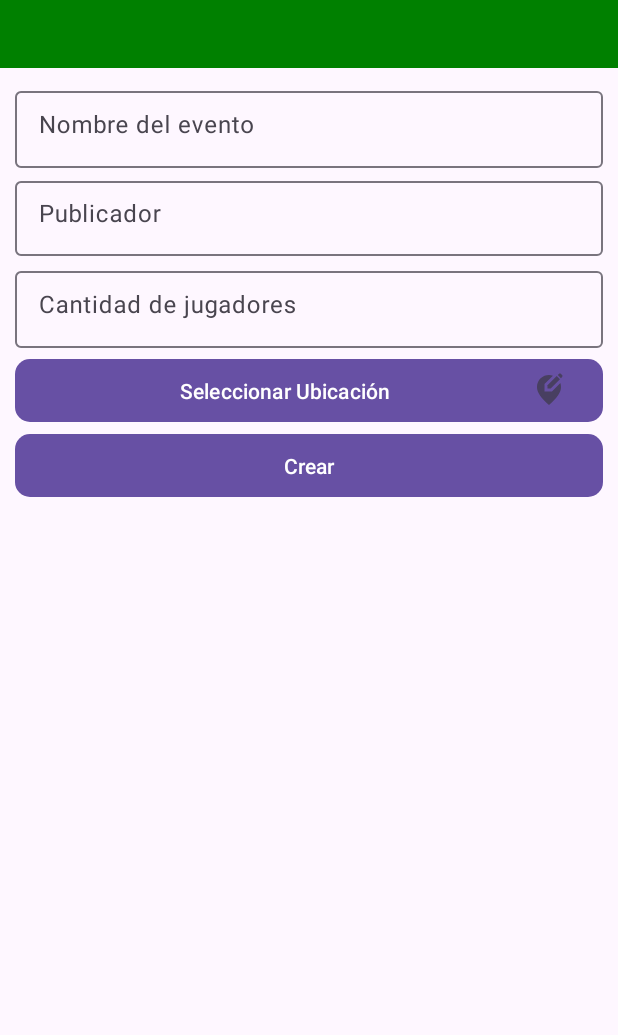
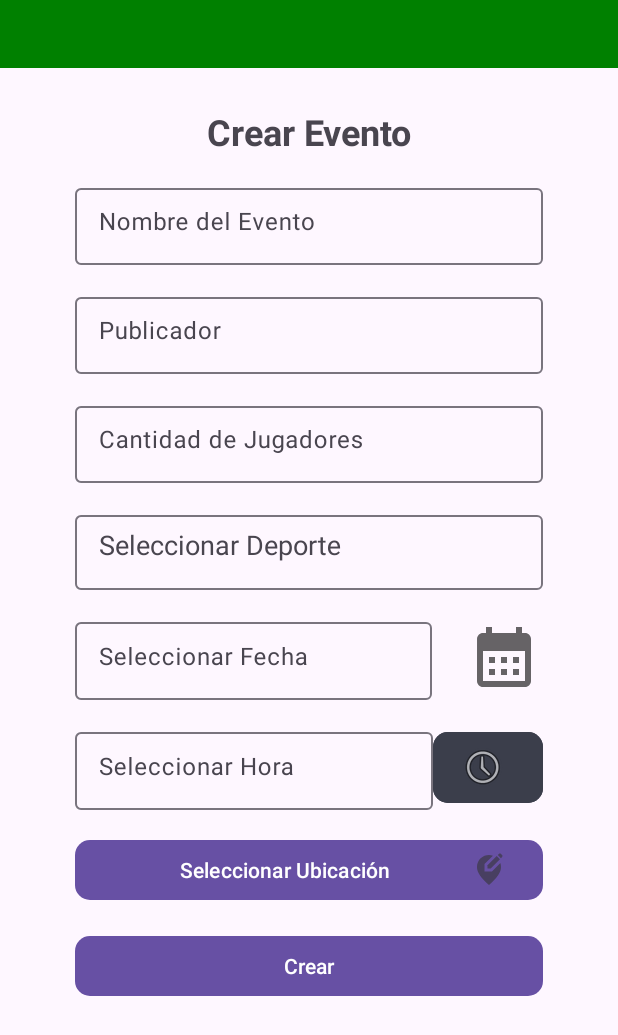
Before and after one commit to RodrigoPersoglia/PlayNow, an Android app: the PublisherMain screen opened directly, with no data from a screen before it, after a tap on "Crear Evento", on a phone screen of 412 x 824 dp. Shown: the top 1035 px of the screen. Run offline under Robolectric (Android 15) with nearby library versions, the phone set to English and light mode, and no system bars; our stand-ins replace Firebase (no records; nobody signed in at launch, a user with empty details on screens opened directly).

Commit message:
agregar campos deporte, fecha y hora

```diff
--- a/app/build.gradle.kts
+++ b/app/build.gradle.kts
@@ -44,6 +44,11 @@ dependencies {
     implementation("com.google.firebase:firebase-database:20.3.0")
     implementation("com.google.android.gms:play-services-maps:18.2.0")
     implementation ("com.google.android.gms:play-services-maps:18.0.0")
+
+    implementation ("com.google.android.material:material:1.4.0")
+    implementation("com.google.android.material:material:1.5.0")
+    implementation("androidx.constraintlayout:constraintlayout:2.1.2")
+
     testImplementation("junit:junit:4.13.2")
     androidTestImplementation("androidx.test.ext:junit:1.1.5")
     androidTestImplementation("androidx.test.espresso:espresso-core:3.5.1")
--- /dev/null
+++ b/app/src/main/res/drawable-anydpi/ic_calendary.xml
@@ -0,0 +1,11 @@
+<vector xmlns:android="http://schemas.android.com/apk/res/android"
+    android:width="24dp"
+    android:height="24dp"
+    android:viewportWidth="24"
+    android:viewportHeight="24"
+    android:tint="#333333"
+    android:alpha="0.6">
+  <path
+      android:fillColor="@android:color/white"
+      android:pathData="M19,4h-1V2h-2v2H8V2H6v2H5C3.89,4 3.01,4.9 3.01,6L3,20c0,1.1 0.89,2 2,2h14c1.1,0 2,-0.9 2,-2V6C21,4.9 20.1,4 19,4zM19,20H5V10h14V20zM9,14H7v-2h2V14zM13,14h-2v-2h2V14zM17,14h-2v-2h2V14zM9,18H7v-2h2V18zM13,18h-2v-2h2V18zM17,18h-2v-2h2V18z"/>
+</vector>
--- /dev/null
+++ b/app/src/main/res/drawable/textbackground.xml
@@ -0,0 +1,6 @@
+<?xml version="1.0" encoding="utf-8"?>
+<shape xmlns:android="http://schemas.android.com/apk/res/android">
+    <solid android:color="#FFFFFF" /> <!-- Color de fondo -->
+    <stroke android:width="1dp" android:color="#B0B0B0" /> <!-- Borde -->
+    <corners android:radius="4dp" />
+</shape>
--- a/app/src/main/res/layout/create_event.xml
+++ b/app/src/main/res/layout/create_event.xml
@@ -5,13 +5,31 @@
     android:layout_width="match_parent"
     android:layout_height="match_parent"
     android:orientation="vertical"
+    android:paddingStart="16dp"
+    android:paddingEnd="16dp"
+    android:layout_gravity="center"
     tools:context=".MainActivity">
+
+    <TextView
+        android:layout_width="match_parent"
+        android:layout_height="wrap_content"
+        android:text="Crear Evento"
+        android:textSize="24sp"
+        android:textStyle="bold"
+        android:gravity="center"
+        android:layout_marginTop="16dp" />
+
+    <View
+        android:layout_width="match_parent"
+        android:layout_height="16dp" />
 
     <com.google.android.material.textfield.TextInputLayout
         android:layout_width="match_parent"
-        android:layout_height="60dp"
-        android:hint="@string/nombre">
-
+        android:layout_height="wrap_content"
+        android:hint="Nombre del Evento"
+        android:layout_marginStart="24dp"
+        android:layout_marginEnd="24dp"
+        android:layout_marginBottom="16dp">
         <EditText
             android:id="@+id/txt_nombreEvent"
             android:layout_width="match_parent"
@@ -23,13 +41,15 @@
 
     <com.google.android.material.textfield.TextInputLayout
         android:layout_width="match_parent"
-        android:layout_height="60dp"
-        android:hint="@string/publicador">
-
+        android:layout_height="wrap_content"
+        android:hint="Publicador"
+        android:layout_marginStart="24dp"
+        android:layout_marginEnd="24dp"
+        android:layout_marginBottom="16dp">
         <EditText
             android:id="@+id/txt_publicadorEvent"
             android:layout_width="match_parent"
-            android:layout_height="50dp"
+            android:layout_height="wrap_content"
             android:ems="10"
             android:inputType="textPersonName"
             android:paddingTop="12dp" />
@@ -37,9 +57,11 @@
 
     <com.google.android.material.textfield.TextInputLayout
         android:layout_width="match_parent"
-        android:layout_height="60dp"
-        android:hint="@string/quantity">
-
+        android:layout_height="wrap_content"
+        android:hint="Cantidad de Jugadores"
+        android:layout_marginStart="24dp"
+        android:layout_marginEnd="24dp"
+        android:layout_marginBottom="16dp">
         <EditText
             android:id="@+id/txt_quantityEvent"
             android:layout_width="match_parent"
@@ -47,23 +69,117 @@
             android:ems="10"
             android:inputType="number"
             android:paddingTop="12dp" />
-
     </com.google.android.material.textfield.TextInputLayout>
 
+    <com.google.android.material.textfield.TextInputLayout
+        android:layout_width="match_parent"
+        android:layout_height="wrap_content"
+        android:hint="Seleccionar Deporte"
+        android:layout_marginStart="24dp"
+        android:layout_marginEnd="24dp"
+        android:layout_marginBottom="16dp">
+        <AutoCompleteTextView
+            android:id="@+id/select_sportsEvent"
+            android:layout_width="match_parent"
+            android:layout_height="50dp"
+            android:ems="10"
+            android:inputType="none"
+            android:paddingLeft="16dp"
+            android:paddingTop="10dp"
+            android:gravity="left" />
+    </com.google.android.material.textfield.TextInputLayout>
 
+    <LinearLayout
+        android:layout_width="match_parent"
+        android:layout_height="wrap_content"
+        android:orientation="horizontal"
+        android:gravity="center"
+        android:layout_marginStart="24dp"
+        android:layout_marginEnd="24dp"
+        android:layout_marginBottom="16dp">
+        <com.google.android.material.textfield.TextInputLayout
+            android:layout_width="0dp"
+            android:layout_height="wrap_content"
+            android:layout_weight="1"
+            android:hint="Seleccionar Fecha">
+            <EditText
+                android:id="@+id/date_CalendarEvent"
+                android:layout_width="match_parent"
+                android:layout_height="52dp"
+                android:clickable="true"
+            android:focusable="false"
+            android:paddingTop="12dp" />
+        </com.google.android.material.textfield.TextInputLayout>
+
+        <Button
+            android:id="@+id/image_calendar"
+            android:layout_width="74dp"
+            android:layout_height="52dp"
+            android:backgroundTint="@color/transparent"
+            app:cornerRadius="10dp"
+            app:icon="@drawable/ic_calendary"
+            app:iconTint="#000000"
+            app:iconSize="48dp" />
+    </LinearLayout>
+
+    <LinearLayout
+        android:layout_width="match_parent"
+        android:layout_height="wrap_content"
+        android:layout_marginStart="24dp"
+        android:layout_marginEnd="24dp"
+        android:layout_marginBottom="16dp"
+        android:orientation="horizontal">
+
+        <com.google.android.material.textfield.TextInputLayout
+            android:layout_width="0dp"
+            android:layout_height="wrap_content"
+            android:layout_weight="1"
+            android:hint="Seleccionar Hora">
+
+            <EditText
+                android:id="@+id/time_Event"
+                android:layout_width="match_parent"
+                android:layout_height="52dp"
+                android:clickable="true"
+                android:focusable="false"
+                android:paddingTop="12dp" />
+        </com.google.android.material.textfield.TextInputLayout>
+
+        <Button
+            android:id="@+id/image_time"
+            android:layout_width="73dp"
+            android:layout_height="55dp"
+            android:backgroundTint="@color/colorPrimary"
+            android:drawableEnd="@android:drawable/ic_menu_recent_history"
+            app:cornerRadius="10dp" />
+    </LinearLayout>
+
+    <com.google.android.material.textfield.TextInputLayout
+        android:layout_width="match_parent"
+        android:layout_height="wrap_content"
+        android:layout_marginStart="24dp"
+        android:layout_marginEnd="24dp"
+        android:layout_marginBottom="16dp">
         <Button
             android:id="@+id/botonSeleccionarUbicacion"
             android:layout_width="match_parent"
-        android:layout_height="50dp"
+            android:layout_height="wrap_content"
             android:drawableEnd="@drawable/ic_localization"
             android:text="Seleccionar Ubicación"
             app:cornerRadius="10dp" />
+    </com.google.android.material.textfield.TextInputLayout>
 
+    <com.google.android.material.textfield.TextInputLayout
+        android:layout_width="match_parent"
+        android:layout_height="wrap_content"
+        android:layout_marginStart="24dp"
+        android:layout_marginEnd="24dp">
         <Button
             android:id="@+id/saveEventButton"
             android:layout_width="match_parent"
-        android:layout_height="50dp"
+            android:layout_height="wrap_content"
             android:text="Crear"
             app:cornerRadius="10dp" />
+    </com.google.android.material.textfield.TextInputLayout>
 
 </LinearLayout>
--- a/app/src/main/res/layout/dialog_fragment_localization.xml
+++ b/app/src/main/res/layout/dialog_fragment_localization.xml
@@ -12,7 +12,7 @@
         android:layout_height="match_parent"
         android:layout_alignParentEnd="true"
         android:layout_alignParentBottom="true"
-        android:layout_marginEnd="2dp"
+        android:layout_marginEnd="-18dp"
         android:layout_marginBottom="1dp"
         tools:context=".fragments.LocalizationDialogFragment" />
 
@@ -24,7 +24,7 @@
         android:layout_alignParentTop="false"
         android:layout_alignParentEnd="false"
         android:layout_alignParentBottom="false"
-        android:layout_marginStart="212dp"
+        android:layout_marginStart="219dp"
         android:layout_marginTop="0dp"
         android:layout_marginEnd="61dp"
         android:layout_marginBottom="683dp"
--- a/app/src/main/res/values/colors.xml
+++ b/app/src/main/res/values/colors.xml
@@ -1,6 +1,6 @@
 <?xml version="1.0" encoding="utf-8"?>
 <resources>
-    <color name="black">#FF000000</color>
+    <color name="black">#000000</color>
     <color name="white">#FFFFFFFF</color>
     <color name="colorPrimary">#3b3e4b</color>
     <color name="colorPrimaryDark">#272b45</color>
@@ -8,4 +8,5 @@
     <color name="green">#008000</color>
     <color name="blue">#318CE7</color>
     <color name="transparent">#00000000</color>
+    <color name="colorHintText">#FF5733</color>
 </resources>
--- /dev/null
+++ b/app/src/main/res/values/select_options.xml
@@ -0,0 +1,10 @@
+<?xml version="1.0" encoding="utf-8"?>
+<resources>
+    <string-array name="list_sports">
+        <item>Futbol</item>
+        <item>Voley</item>
+        <item>Handball</item>
+        <item>Tennis</item>
+        <item>Padel</item>
+    </string-array>
+</resources>
--- a/app/src/main/res/values/strings.xml
+++ b/app/src/main/res/values/strings.xml
@@ -6,4 +6,6 @@
     <string name="quantity">Cantidad de jugadores</string>
     <string name="localizacion">Localizacion</string>
     <string name="lista_de_eventos">Lista de Eventos</string>
+    <string name="select">   Seleccionar Deporte</string>
+    <string name="fecha_evento">Seleccionar fecha del evento</string>
 </resources>
```
Also changed, not shown: app/src/main/java/com/example/test1/PublisherMain.java (+108 -17 lines), app/src/main/java/com/example/test1/model/Event.java (+33 -2 lines), app/src/main/res/drawable/button_calendar.xml (added, +7 -0 lines), app/src/main/res/layout/custom_dropdown_item.xml (added, +7 -0 lines), app/src/main/res/values/styles.xml (added, +22 -0 lines), app/src/main/AndroidManifest.xml (line endings or trailing spaces), app/src/main/res/drawable-hdpi/ic_calendary.png (added), app/src/main/res/drawable-mdpi/ic_calendary.png (added), app/src/main/res/drawable-xhdpi/ic_calendary.png (added), app/src/main/res/drawable-xxhdpi/ic_calendary.png (added). Lines whose indentation alone changed are shown as unchanged.
